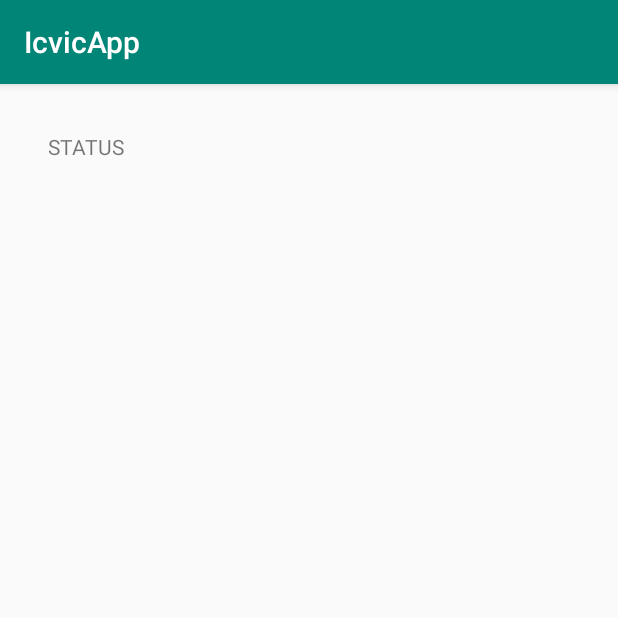
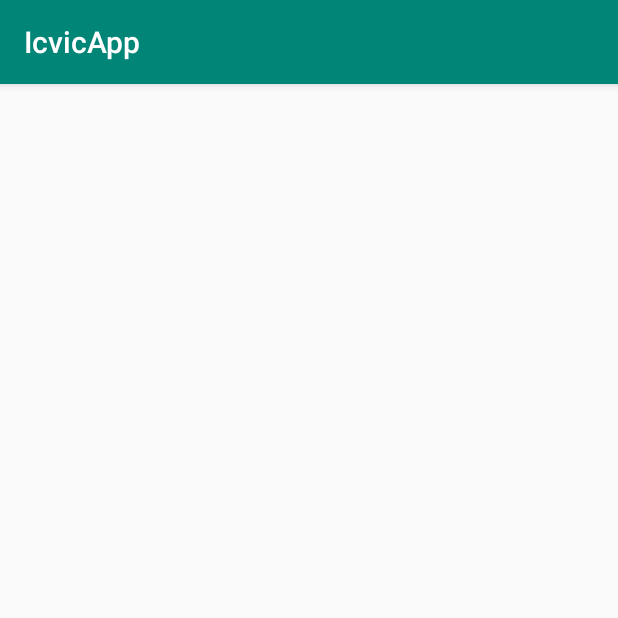
Before and after one commit to EmmanuelPC/sender, an Android app: the screen it shows after launch (MainActivity), on a phone screen of 412 x 824 dp, the top half of it. Run offline under Robolectric (Android 15) with nearby library versions, the phone set to English and light mode, and no system bars; libraries missing offline, so code that uses them is left out: com.naver.speech; 2 statements that could not run were skipped.

Commit message:
Implement auto connect with li-fi bluetooth device, Remove Status textview

```diff
--- a/app/src/main/res/drawable/round_button.xml
+++ b/app/src/main/res/drawable/round_button.xml
@@ -3,7 +3,7 @@
     <item>
         <shape android:shape="oval">
             <padding android:padding="2dp" />
-            <solid android:color="#07f2b0" />
+            <solid android:color="@color/lightGreen" />
         </shape>
     </item>
 </selector>
--- a/app/src/main/res/layout/activity_main.xml
+++ b/app/src/main/res/layout/activity_main.xml
@@ -9,21 +9,12 @@
     tools:context="kr.osam.icvic.app.MainActivity">
 
     <TextView
-        android:id="@+id/tv_bt_status"
-        android:layout_width="wrap_content"
-        android:layout_height="wrap_content"
-        android:text="STATUS"
-        app:layout_constraintTop_toTopOf="parent"
-        app:layout_constraintLeft_toLeftOf="parent"/>
-
-    <TextView
         android:id="@+id/tv_stt_result"
         android:layout_width="wrap_content"
         android:layout_height="wrap_content"
         android:text=""
-        android:layout_marginTop="16dp"
         app:layout_constraintLeft_toLeftOf="parent"
-        app:layout_constraintTop_toBottomOf="@id/tv_bt_status"/>
+        app:layout_constraintTop_toTopOf="parent"/>
 
     <ImageButton
         android:id="@+id/btn_start_stt"
--- a/app/src/main/res/values/colors.xml
+++ b/app/src/main/res/values/colors.xml
@@ -3,4 +3,5 @@
     <color name="colorPrimary">#008577</color>
     <color name="colorPrimaryDark">#00574B</color>
     <color name="colorAccent">#D81B60</color>
+    <color name="lightGreen">#07f2b0</color>
 </resources>
```
Also changed, not shown: app/src/main/java/kr/osam/icvic/app/MainActivity.java (+31 -39 lines).
